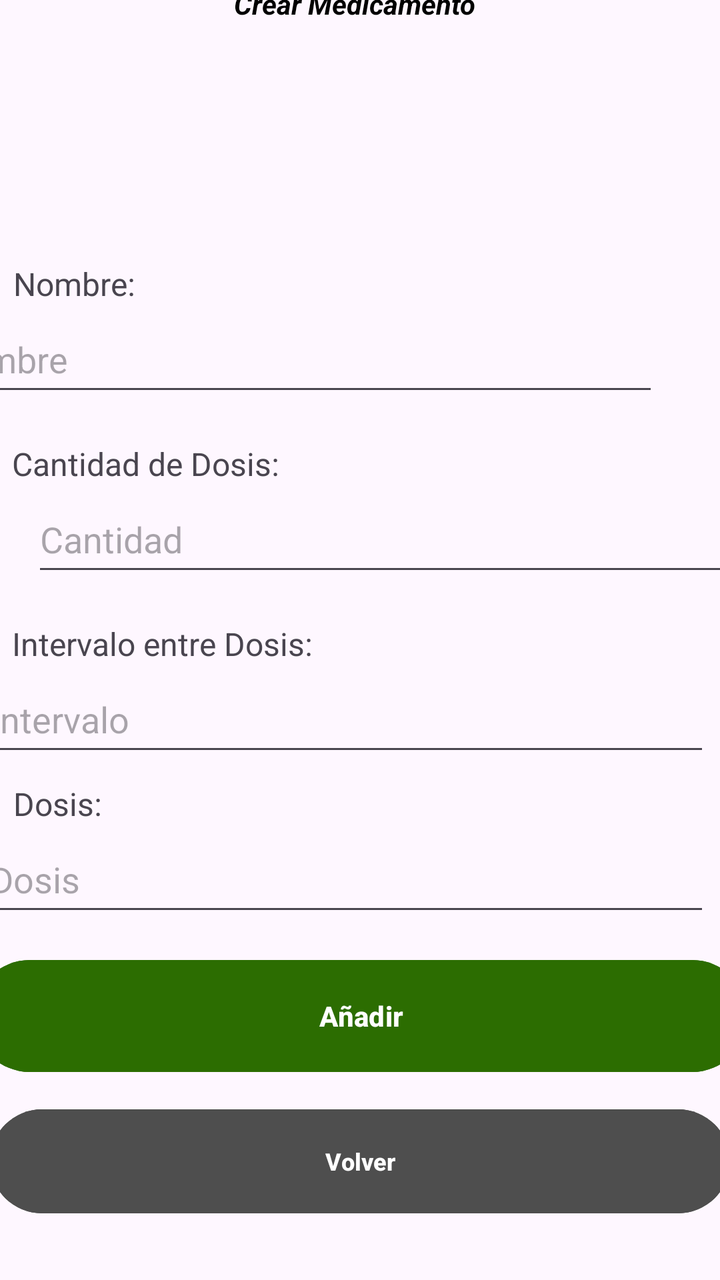
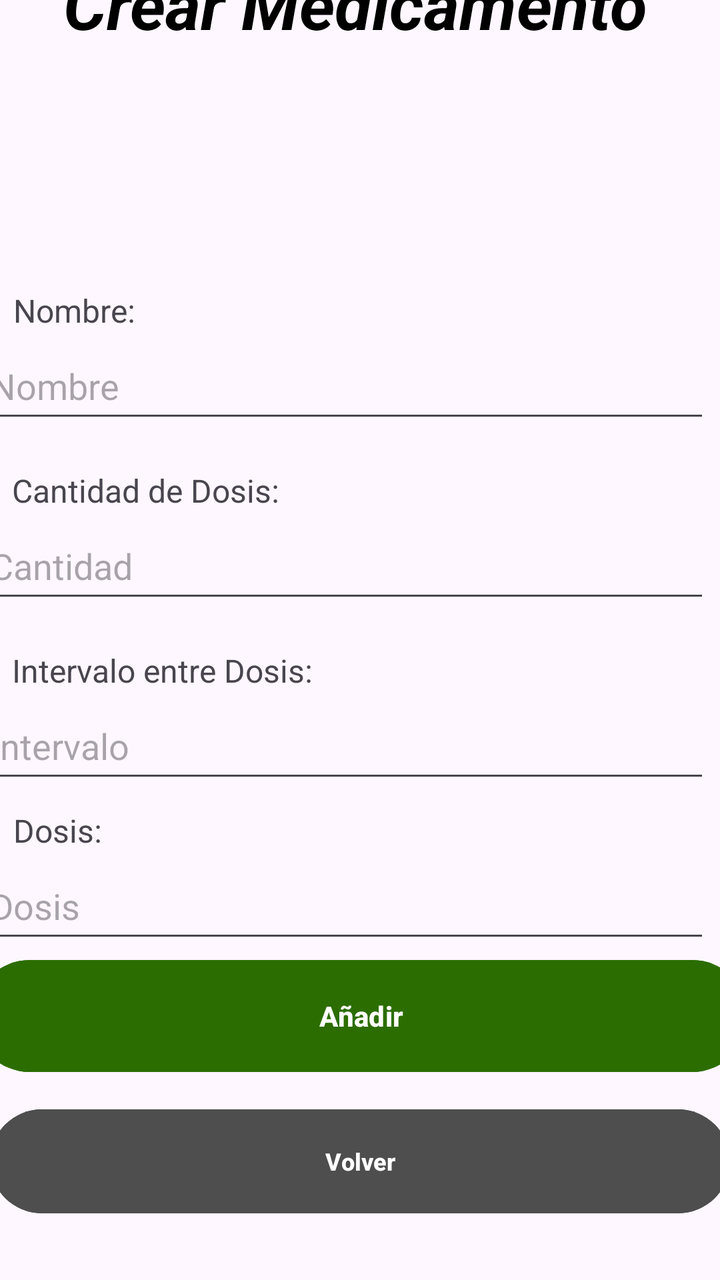

An Android layout rendered at two revisions. The XML below is the earlier revision; the diff shows what the commit changed to produce the second picture.
<!-- AndroidManifest.xml: application theme Theme.MobilesVC -->
<!-- res/layout/medicamento_crear_view.xml -->
<?xml version="1.0" encoding="utf-8"?>
<androidx.constraintlayout.widget.ConstraintLayout xmlns:android="http://schemas.android.com/apk/res/android"
    xmlns:app="http://schemas.android.com/apk/res-auto"
    xmlns:tools="http://schemas.android.com/tools"
    android:layout_width="match_parent"
    android:layout_height="match_parent">

    <TextView
        android:id="@+id/textView66"
        android:layout_width="100dp"
        android:layout_height="22dp"
        android:text="Dosis:"
        android:textSize="16sp"
        app:layout_constraintBottom_toTopOf="@+id/vDosisCrear"
        app:layout_constraintEnd_toEndOf="parent"
        app:layout_constraintHorizontal_bias="0.025"
        app:layout_constraintStart_toStartOf="parent" />

    <TextView
        android:id="@+id/textView65"
        android:layout_width="200dp"
        android:layout_height="22dp"
        android:text="Intervalo entre Dosis:"
        android:textSize="16sp"
        app:layout_constraintBottom_toTopOf="@+id/vIntervaloMedicamentoCrear"
        app:layout_constraintEnd_toEndOf="parent"
        app:layout_constraintHorizontal_bias="0.038"
        app:layout_constraintStart_toStartOf="parent" />

    <TextView
        android:id="@+id/textView64"
        android:layout_width="200dp"
        android:layout_height="22dp"
        android:text="Cantidad de Dosis:"
        android:textSize="16sp"
        app:layout_constraintBottom_toTopOf="@+id/vCantidadMedicamentoCrear"
        app:layout_constraintEnd_toEndOf="parent"
        app:layout_constraintHorizontal_bias="0.038"
        app:layout_constraintStart_toStartOf="parent" />

    <TextView
        android:id="@+id/textView63"
        android:layout_width="100dp"
        android:layout_height="22dp"
        android:text="Nombre:"
        android:textSize="16sp"
        app:layout_constraintBottom_toTopOf="@+id/vNombreMedicamentoCrear"
        app:layout_constraintEnd_toEndOf="parent"
        app:layout_constraintHorizontal_bias="0.025"
        app:layout_constraintStart_toStartOf="parent" />

    <Button
        android:id="@+id/vCrearMedicamento"
        android:layout_width="387dp"
        android:layout_height="64dp"
        android:layout_marginTop="48dp"
        android:layout_marginBottom="100dp"
        android:backgroundTint="#2C6D01"
        android:paddingVertical="14dp"
        android:text="Añadir"
        android:textStyle="bold"
        app:layout_constraintBottom_toBottomOf="parent"
        app:layout_constraintEnd_toEndOf="parent"
        app:layout_constraintStart_toStartOf="parent" />

    <com.google.android.material.textfield.TextInputEditText
        android:id="@+id/vIntervaloMedicamentoCrear"
        android:layout_width="364dp"
        android:layout_height="50dp"
        android:layout_marginStart="16dp"
        android:layout_marginTop="20dp"
        android:layout_marginEnd="31dp"
        android:layout_marginBottom="10dp"
        android:clickable="true"
        android:hint="Intervalo"
        app:layout_constraintBottom_toTopOf="@+id/vDosisCrear"
        app:layout_constraintEnd_toEndOf="parent"
        app:layout_constraintStart_toStartOf="parent"
        app:layout_constraintTop_toBottomOf="@+id/vCantidadMedicamentoCrear" />

    <com.google.android.material.textfield.TextInputEditText
        android:id="@+id/vDosisCrear"
        android:layout_width="364dp"
        android:layout_height="50dp"
        android:layout_marginStart="16dp"
        android:layout_marginTop="20dp"
        android:layout_marginEnd="31dp"
        android:layout_marginBottom="92dp"
        android:clickable="true"
        android:hint="Dosis"
        app:layout_constraintBottom_toTopOf="@+id/vCrearMedicamento"
        app:layout_constraintEnd_toEndOf="parent"
        app:layout_constraintStart_toStartOf="parent"
        app:layout_constraintTop_toBottomOf="@+id/vIntervaloMedicamentoCrear" />

    <TextView
        android:id="@+id/textView13"
        android:layout_width="wrap_content"
        android:layout_height="wrap_content"
        android:layout_marginStart="92dp"
        android:layout_marginTop="71dp"
        android:layout_marginEnd="97dp"
        android:layout_marginBottom="71dp"
        android:fontFamily="sans-serif"
        android:text="Crear Medicamento"
        android:textColor="#000000"
        android:textStyle="bold|italic"
        app:layout_constraintBottom_toTopOf="@+id/vNombreMedicamentoCrear"
        app:layout_constraintEnd_toEndOf="parent"
        app:layout_constraintStart_toStartOf="parent"
        app:layout_constraintTop_toTopOf="parent"
        tools:textSize="26sp" />

    <Button
        android:id="@+id/vVolverMedicamentoCrear"
        android:layout_width="370dp"
        android:layout_height="60dp"
        android:layout_marginHorizontal="24dp"
        android:layout_marginStart="20dp"
        android:layout_marginTop="14dp"
        android:layout_marginEnd="21dp"
        android:layout_marginBottom="33dp"
        android:backgroundTint="#4E4E4E"
        android:paddingVertical="10dp"
        android:text="Volver"
        android:textSize="12sp"
        android:textStyle="bold"
        android:visibility="visible"
        app:layout_constraintBottom_toBottomOf="parent"
        app:layout_constraintEnd_toEndOf="parent"
        app:layout_constraintStart_toStartOf="parent"
        app:layout_constraintTop_toBottomOf="@+id/vCrearMedicamento" />

    <com.google.android.material.textfield.TextInputEditText
        android:id="@+id/vCantidadMedicamentoCrear"
        android:layout_width="364dp"
        android:layout_height="50dp"
        android:layout_marginStart="16dp"
        android:layout_marginTop="20dp"
        android:layout_marginEnd="31dp"
        android:layout_marginBottom="20dp"
        android:clickable="true"
        android:hint="Cantidad"
        app:layout_constraintBottom_toTopOf="@+id/vIntervaloMedicamentoCrear"
        app:layout_constraintEnd_toEndOf="parent"
        app:layout_constraintHorizontal_bias="0.0"
        app:layout_constraintStart_toStartOf="parent"
        app:layout_constraintTop_toBottomOf="@+id/vNombreMedicamentoCrear" />

    <com.google.android.material.textfield.TextInputEditText
        android:id="@+id/vNombreMedicamentoCrear"
        android:layout_width="364dp"
        android:layout_height="50dp"
        android:layout_marginStart="16dp"
        android:layout_marginTop="71dp"
        android:layout_marginEnd="31dp"
        android:layout_marginBottom="20dp"
        android:clickable="true"
        android:hint="Nombre"
        app:layout_constraintBottom_toTopOf="@+id/vCantidadMedicamentoCrear"
        app:layout_constraintEnd_toEndOf="parent"
        app:layout_constraintHorizontal_bias="1.0"
        app:layout_constraintStart_toStartOf="parent"
        app:layout_constraintTop_toBottomOf="@+id/textView13" />
</androidx.constraintlayout.widget.ConstraintLayout>
<!-- resources referenced by this layout -->
<resources>
  <style name="Theme.MobilesVC" parent="Base.Theme.MobilesVC" />
  <style name="Base.Theme.MobilesVC" parent="Theme.Material3.DayNight.NoActionBar">
          
          
      </style>
</resources>

<!-- the commit's change to res/layout/medicamento_crear_view.xml (unified diff, before → after) -->
@@ -104,6 +104,7 @@
         android:fontFamily="sans-serif"
         android:text="Crear Medicamento"
         android:textColor="#000000"
+        android:textSize="34sp"
         android:textStyle="bold|italic"
         app:layout_constraintBottom_toTopOf="@+id/vNombreMedicamentoCrear"
         app:layout_constraintEnd_toEndOf="parent"
@@ -143,7 +144,7 @@
         android:hint="Cantidad"
         app:layout_constraintBottom_toTopOf="@+id/vIntervaloMedicamentoCrear"
         app:layout_constraintEnd_toEndOf="parent"
-        app:layout_constraintHorizontal_bias="0.0"
+        app:layout_constraintHorizontal_bias="0.5"
         app:layout_constraintStart_toStartOf="parent"
         app:layout_constraintTop_toBottomOf="@+id/vNombreMedicamentoCrear" />
 
@@ -159,7 +160,7 @@
         android:hint="Nombre"
         app:layout_constraintBottom_toTopOf="@+id/vCantidadMedicamentoCrear"
         app:layout_constraintEnd_toEndOf="parent"
-        app:layout_constraintHorizontal_bias="1.0"
+        app:layout_constraintHorizontal_bias="0.5"
         app:layout_constraintStart_toStartOf="parent"
         app:layout_constraintTop_toBottomOf="@+id/textView13" />
 </androidx.constraintlayout.widget.ConstraintLayout>
